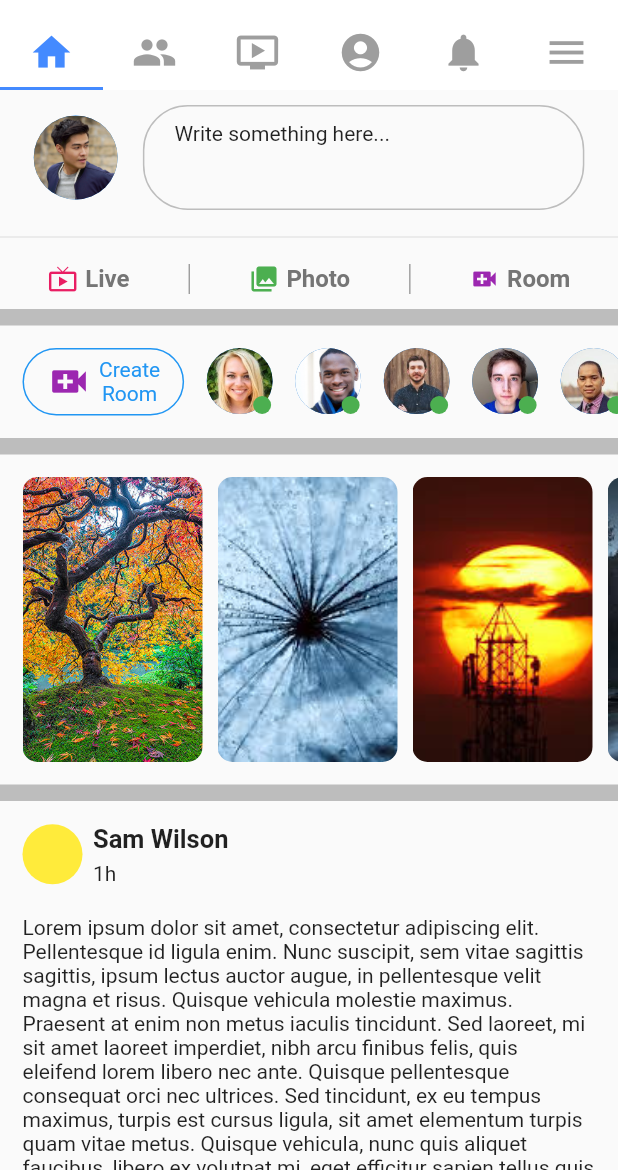
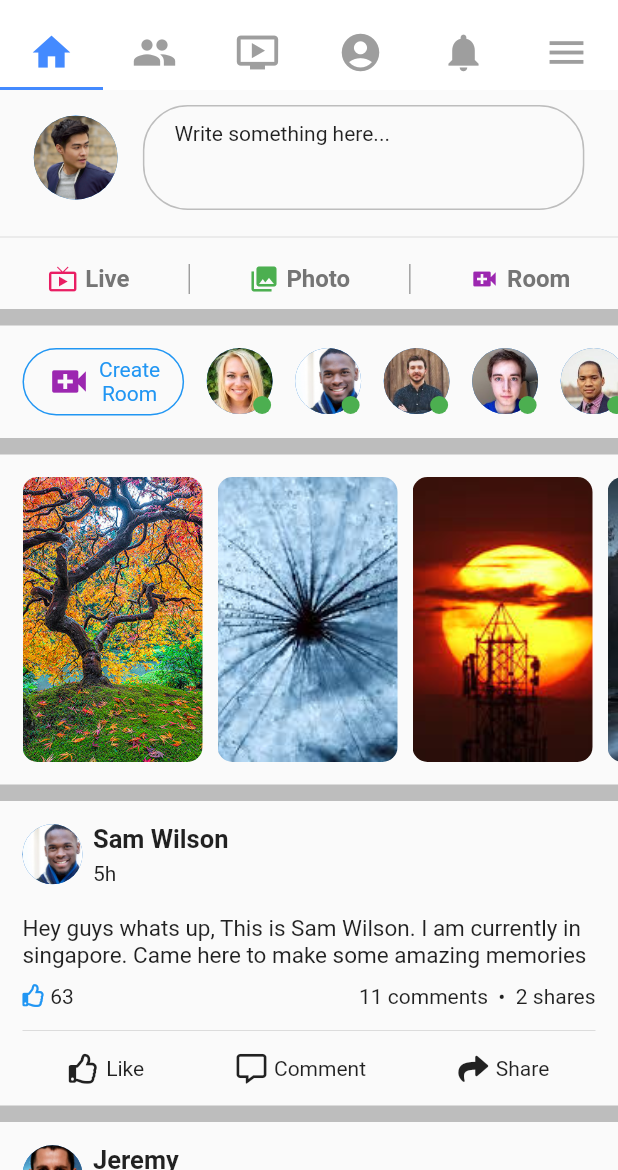
Before and after one commit to ahmedgulabkhan/facebook_ui_flutter, a Flutter app: the screen it shows after launch, on a phone screen of 412 x 824 dp, the part 66-1236 px from its top. Run offline on Flutter 3.47's test engine with Material 2 defaults, Android fonts, the phone set to English and light mode, and no system bars; our stand-ins replace font_awesome_flutter; missing offline and left inert: flutter_statusbarcolor.

Commit message:
:art: post_model update

```diff
--- a/lib/models/post.dart
+++ b/lib/models/post.dart
@@ -2,7 +2,7 @@ class Post{
   final String profileImageUrl;
   final String username;
   final String time;
-  final String postImageUrl;
+  final String content;
   final String likes;
   final String comments;
   final String shares;
@@ -11,19 +11,17 @@ class Post{
     this.profileImageUrl,
     this.username,
     this.time,
+    this.content,
+    this.likes,
     this.comments,
-    this.likes,
-    this.postImageUrl,
     this.shares
   });
 }
 
 List<Post> posts = [
-  new Post(),
-  new Post(),
-  new Post(),
-  new Post(),
-  new Post(),
-  new Post(),
-  new Post()
+  new Post(profileImageUrl: 'assets/Sam Wilson.jpg', username: 'Sam Wilson', time: '5h', content: 'Hey guys whats up, This is Sam Wilson. I am currently in singapore. Came here to make some amazing memories', likes: '63', comments: '11', shares: '2'),
+  new Post(profileImageUrl: 'assets/jeremy.jpg', username: 'Jeremy', time: '13h', content: 'I am going to make a Flutter complete course, where i will be teaching all the things that a developer would need to know in order to become a great flutter developer. Course is for beginners, and will be taught everything related to flutter from scratch!!', likes: '52', comments: '1', shares: '6'),
+  new Post(profileImageUrl: 'assets/mathew.jpg', username: 'Mathew Hallberg', time: '2d', content: 'Hey guys this is Mathew, I recently created a cool AR/VR application and pushed it to github, interested people can go and see the working of the app. I hope you guys like it!', likes: '61', comments: '3', shares: '2'),
+  new Post(profileImageUrl: 'assets/eddison.jpg', username: 'Eddison', time: '1w', content: 'Good afternoon people, hope you are doing well. STAY HOME STAY SAFE. Hope you are healthy and happy. Wish you good health guys :)', likes: '233', comments: '6', shares: '4'),
+  new Post(profileImageUrl: 'assets/olivia.jpg', username: 'Olivia', time: '3w', content: 'I am starting a job in Los Angeles next week, this is my first ever job. Wish me luck guys', likes: '77', comments: '7', shares: '2'),
 ];
--- a/lib/widgets/post_widget.dart
+++ b/lib/widgets/post_widget.dart
@@ -19,7 +19,7 @@ class PostWidget extends StatelessWidget {
           Row(
             children: <Widget>[
               CircleAvatar(
-                backgroundColor: Colors.yellow,
+                backgroundImage: AssetImage(post.profileImageUrl),
                 radius: 20.0,
               ),
               SizedBox(width: 7.0),
@@ -27,9 +27,9 @@ class PostWidget extends StatelessWidget {
                 mainAxisAlignment: MainAxisAlignment.center,
                 crossAxisAlignment: CrossAxisAlignment.start,
                 children: <Widget>[
-                  Text('Sam Wilson', style: TextStyle(fontWeight: FontWeight.bold, fontSize: 17.0)),
+                  Text(post.username, style: TextStyle(fontWeight: FontWeight.bold, fontSize: 17.0)),
                   SizedBox(height: 5.0),
-                  Text('1h')
+                  Text(post.time)
                 ],
               ),
             ],
@@ -37,7 +37,27 @@ class PostWidget extends StatelessWidget {
 
           SizedBox(height: 20.0),
 
-          Text('Lorem ipsum dolor sit amet, consectetur adipiscing elit. Pellentesque id ligula enim. Nunc suscipit, sem vitae sagittis sagittis, ipsum lectus auctor augue, in pellentesque velit magna et risus. Quisque vehicula molestie maximus. Praesent at enim non metus iaculis tincidunt. Sed laoreet, mi sit amet laoreet imperdiet, nibh arcu finibus felis, quis eleifend lorem libero nec ante. Quisque pellentesque consequat orci nec ultrices. Sed tincidunt, ex eu tempus maximus, turpis est cursus ligula, sit amet elementum turpis quam vitae metus. Quisque vehicula, nunc quis aliquet faucibus, libero ex volutpat mi, eget efficitur sapien tellus quis velit. Morbi efficitur velit euismod arcu suscipit aliquet. Nullam rhoncus faucibus augue, vitae molestie ante. Vivamus imperdiet mattis enim eget faucibus. Lorem ipsum dolor sit amet, consectetur adipiscing elit. Nullam ut quam a neque tempor auctor eu sit amet augue. In a efficitur arcu. Nam maximus eros sit amet pharetra vestibulum.'),
+          Text(post.content, style: TextStyle(fontSize: 15.0)),
+
+          SizedBox(height: 10.0),
+
+          Row(
+            mainAxisAlignment: MainAxisAlignment.spaceBetween,
+            children: <Widget>[
+              Row(
+                children: <Widget>[
+                  Icon(FontAwesomeIcons.thumbsUp, size: 15.0, color: Colors.blue),
+                  Text(' ${post.likes}'),
+                ],
+              ),
+              Row(
+                children: <Widget>[
+                  Text('${post.comments} comments  •  '),
+                  Text('${post.shares} shares'),
+                ],
+              ),
+            ],
+          ),
 
           Divider(height: 30.0),
 
```
Also changed, not shown: lib/tabs/friends_tab.dart (+28 -28 lines), assets/adelle.jpg (added), assets/chris.jpg (added), assets/dan.jpg (added), assets/eddison.jpg (added), assets/jeremy.jpg (added), assets/joey.jpg (added), assets/kalle.jpg (added), assets/marcus.jpg (added), assets/mathew.jpg (added), assets/tanya.jpg (added), assets/timothy.jpg (added).
